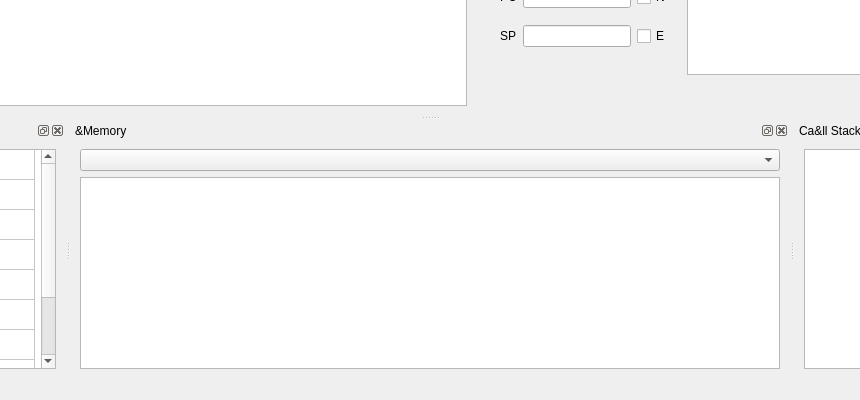
zlisinski/zlsnes, file src/ui/debugger/DebuggerWindow.ui: the form before one commit; both pictures show x 93 to 953 and y 383 to 783 of the 1045 by 783 pixel window.
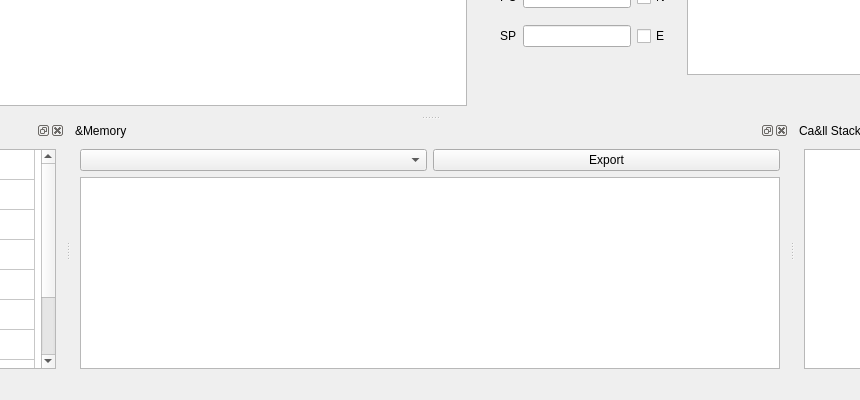
The form after the commit.

Commit message: Added button to export memory

The edit to the form file:
```diff
--- a/src/ui/debugger/DebuggerWindow.ui
+++ b/src/ui/debugger/DebuggerWindow.ui
@@ -335,8 +335,22 @@
     <number>8</number>
    </attribute>
    <widget class="QWidget" name="dockWidgetContents">
-    <layout class="QGridLayout" name="gridLayout_6">
-     <item row="1" column="0">
+    <layout class="QVBoxLayout" name="verticalLayout">
+     <item>
+      <layout class="QHBoxLayout" name="horizontalLayout">
+       <item>
+        <widget class="QComboBox" name="cmbMemoryType"/>
+       </item>
+       <item>
+        <widget class="QPushButton" name="btnExportMemory">
+         <property name="text">
+          <string>Export</string>
+         </property>
+        </widget>
+       </item>
+      </layout>
+     </item>
+     <item>
       <widget class="QTableView" name="memoryView">
        <property name="minimumSize">
         <size>
@@ -346,9 +360,6 @@
        </property>
       </widget>
      </item>
-     <item row="0" column="0">
-      <widget class="QComboBox" name="cmbMemoryType"/>
-     </item>
     </layout>
    </widget>
   </widget>
```
The commit also changes 2 other files.
